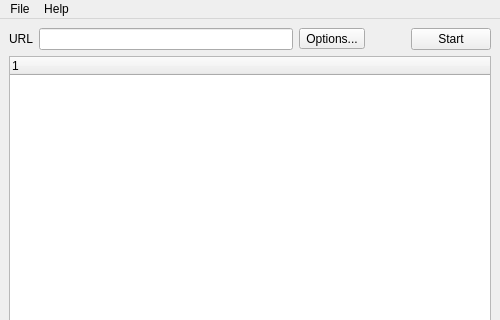
First picture: the form in linkcheck/gui/ui/main.ui, repository wummel/linkchecker, before the edit; both pictures show x 0 to 500 and y 0 to 320 of the 500 by 533 pixel window.
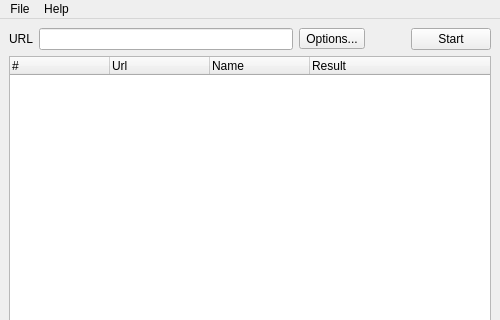
Second picture: the form after the edit. Icons and pictures are not drawn.

Commit message: Improved treeview layout

What changed in the file:
```diff
--- a/linkcheck/gui/ui/main.ui
+++ b/linkcheck/gui/ui/main.ui
@@ -90,6 +90,9 @@
     </item>
     <item row="1" column="0" colspan="2" >
      <widget class="QTreeWidget" name="treeWidget" >
+      <property name="alternatingRowColors" >
+       <bool>true</bool>
+      </property>
       <property name="uniformRowHeights" >
        <bool>true</bool>
       </property>
@@ -101,7 +104,22 @@
       </property>
       <column>
        <property name="text" >
-        <string>1</string>
+        <string>#</string>
+       </property>
+      </column>
+      <column>
+       <property name="text" >
+        <string>Url</string>
+       </property>
+      </column>
+      <column>
+       <property name="text" >
+        <string>Name</string>
+       </property>
+      </column>
+      <column>
+       <property name="text" >
+        <string>Result</string>
        </property>
       </column>
      </widget>
```
The commit also changes 2 other files.
